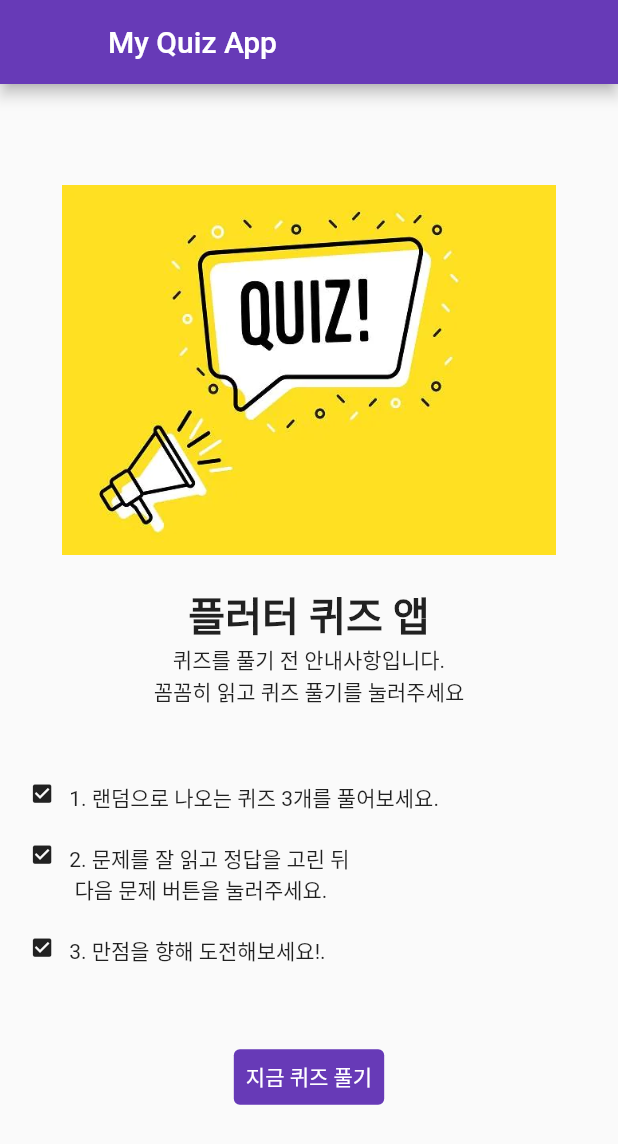
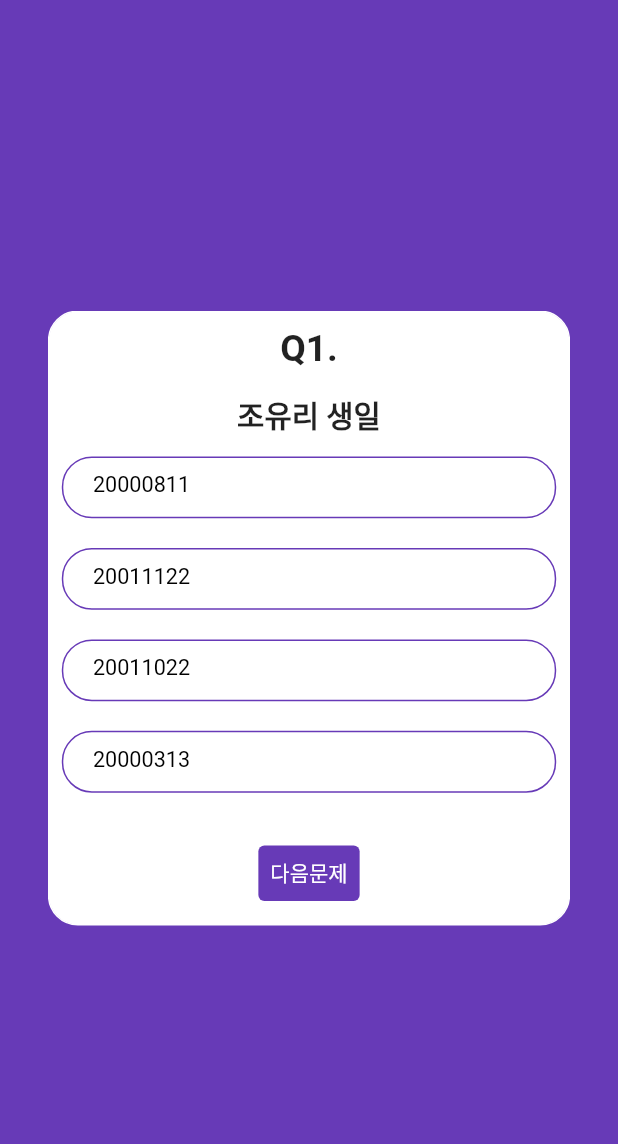
Before and after one commit to HANYOHAN0923/Quiz_Django, a Flutter app: the screen it shows after launch, after a tap on "지금 퀴즈 풀기", on a phone screen of 412 x 824 dp. Shown: the top 1144 px of the screen. Run offline on Flutter 3.47's test engine with Material 2 defaults, Android fonts, the phone set to English and light mode, and no system bars; drawn by our look-alikes of auto_size_text; our stand-ins replace flutter_swiper.

Commit message:
finish UI structure

```diff
--- /dev/null
+++ b/lib/model/quiz_model.dart
@@ -0,0 +1,13 @@
+class Quiz {
+  String title;
+  List<String>? candidates;
+  int? answer;
+
+  Quiz({required this.title, this.candidates, this.answer});
+
+  // https://pub.dev/documentation/dson/latest/dson/fromMap.html (fromMap())
+  Quiz.fromMap(Map<String, dynamic> map)
+      : title = map['title'],
+        candidates = map['candidates'],
+        answer = map['answer'];
+}
--- a/lib/screen/home_screen.dart
+++ b/lib/screen/home_screen.dart
@@ -1,4 +1,6 @@
 import 'package:flutter/material.dart';
+import 'package:quiz_app/model/quiz_model.dart';
+import 'package:quiz_app/screen/quiz_screen.dart';
 
 class HomeScreen extends StatefulWidget {
   const HomeScreen({super.key});
@@ -8,6 +10,38 @@ class HomeScreen extends StatefulWidget {
 }
 
 class _HomeScreenState extends State<HomeScreen> {
+  // HomeScreen()에서 QuizScreen()으로 넘어갈 때 Quiz 데이터를 넘겨준다. 따라서 실제 api를 호출할 영역인 _HomeScreenState 내부에 퀴즈 더미 데이터 생성
+  List<Quiz> quizs = [
+    Quiz.fromMap(
+      {
+        'title': '조유리 생일',
+        'candidates': ['20000811', '20011122', '20011022', '20000313'],
+        'answer': 2
+      },
+    ),
+    Quiz.fromMap(
+      {
+        'title': '조유리 가수 데뷔일',
+        'candidates': ['20211007', 'b', 'c', 'd'],
+        'answer': 0
+      },
+    ),
+    Quiz.fromMap(
+      {
+        'title': '조유리 배우 데뷔일',
+        'candidates': ['a', 'b', '20220722', 'd'],
+        'answer': 2
+      },
+    ),
+    Quiz.fromMap(
+      {
+        'title': '조유리 별명 중 아닌 것',
+        'candidates': ['쪼율', '쌈무', '조희지', '천재 강아지'],
+        'answer': 1
+      },
+    ),
+  ];
+
   @override
   Widget build(BuildContext context) {
     // 반응형 UI제작을 위해 MediaQuery를 사용해서 기기의 크기를 가져온다 (그 밖의 화면 로테이션 여부도 알 수 있음)
@@ -15,8 +49,11 @@ class _HomeScreenState extends State<HomeScreen> {
     double width = screensize.width;
     double height = screensize.height;
 
+    // WillPopScope() 안드로이드이 뒤로가기 버튼, 애플의 스와이프를 통한 전 페이저로 가는 동작을 방지하는 위젯
     // SafeArea() 기기의 상단 노치 바, 하단 바 영역을 침범하지 않는 영역을 잡아주는 위젯
-    return SafeArea(
+    return WillPopScope(
+      onWillPop: () async => false,
+      child: SafeArea(
         child: Scaffold(
           appBar: AppBar(
             title: Text("My Quiz App"),
@@ -69,12 +106,22 @@ class _HomeScreenState extends State<HomeScreen> {
                       style: TextButton.styleFrom(
                         backgroundColor: Colors.deepPurple,
                       ),
-                    onPressed: () {},
+                      onPressed: () {
+                        Navigator.push(
+                          context,
+                          MaterialPageRoute(
+                            builder: (context) => QuizScreen(
+                              quizs: quizs,
+                            ),
+                          ),
+                        );
+                      },
                     ),
                   ),
                 ),
               ),
             ],
+          ),
         ),
       ),
     );
--- /dev/null
+++ b/lib/screen/quiz_screen.dart
@@ -0,0 +1,181 @@
+import 'package:auto_size_text/auto_size_text.dart';
+import 'package:flutter/material.dart';
+import 'package:flutter_swiper/flutter_swiper.dart';
+import 'package:quiz_app/screen/result_screen.dart';
+import 'package:quiz_app/widget/candidates_widget.dart';
+import '../model/quiz_model.dart';
+
+class QuizScreen extends StatefulWidget {
+  List<Quiz> quizs;
+  QuizScreen({required this.quizs});
+
+  @override
+  State<QuizScreen> createState() => _QuizScreenState();
+}
+
+class _QuizScreenState extends State<QuizScreen> {
+  List<int> _answers = [
+    -1,
+    -1,
+    -1,
+    -1
+  ]; // 각 퀴즈 별 사용자의 정답을 담을 리스트 (4문제라 4개, 초기 값은 임의로 넣었음)
+  List<bool> _answerState = [
+    false,
+    false,
+    false,
+    false
+  ]; // 퀴즈 하나에 대하여 각 선택지가 선택되었는지를 bool형태로 기록하는 리스트
+  int _currentIndex = 0; // 현재 보고 있는 문제의 번호
+  SwiperController _controller = SwiperController();
+
+  @override
+  Widget build(BuildContext context) {
+    Size screenSize = MediaQuery.of(context).size;
+    double width = screenSize.width;
+    double height = screenSize.height;
+    return SafeArea(
+      child: Scaffold(
+        backgroundColor: Colors.deepPurple,
+        body: Center(
+          child: Container(
+            decoration: BoxDecoration(
+              borderRadius: BorderRadius.circular(20),
+              border: Border.all(color: Colors.deepPurple),
+            ),
+            width: width * 0.85,
+            height: height * 0.5,
+            child: Swiper(
+              controller: _controller,
+              physics: NeverScrollableScrollPhysics(/* 강제로 못  넘어감 */),
+              loop: false,
+              itemCount: widget.quizs.length,
+              itemBuilder: (BuildContext context, int index) {
+                return _buildQuizCard(widget.quizs[index], width, height);
+              },
+            ), // "flutter_swiper:" 옆으로 자연스럽게 넘어가는 스크린 구현
+          ),
+        ),
+      ),
+    );
+  }
+
+  Widget _buildQuizCard(Quiz quiz, double width, double height) {
+    return Container(
+      decoration: BoxDecoration(
+        border: Border.all(color: Colors.white),
+        borderRadius: BorderRadius.circular(20),
+        color: Colors.white,
+      ),
+      child: Column(
+        crossAxisAlignment: CrossAxisAlignment.center,
+        children: <Widget>[
+          Container(
+            padding: EdgeInsets.fromLTRB(0, width * 0.024, 0, width * 0.024),
+            child: Text(
+              'Q' + (_currentIndex + 1).toString() + ".",
+              style: TextStyle(
+                fontSize: width * 0.06,
+                fontWeight: FontWeight.bold,
+              ),
+            ),
+          ),
+          Container(
+            width: width * 0.8,
+            padding: EdgeInsets.only(top: width * 0.012),
+            child: AutoSizeText(
+              quiz.title,
+              textAlign: TextAlign.center,
+              maxLines: 2,
+              style: TextStyle(
+                fontSize: width * 0.048,
+                fontWeight: FontWeight.bold,
+              ),
+            ),
+          ),
+          Expanded(
+            child: Container(),
+          ),
+          Column(
+            children: _buildCandidates(width, quiz),
+          ),
+          Container(
+            padding: EdgeInsets.all(width * 0.024),
+            child: Center(
+              child: ButtonTheme(
+                minWidth: width * 0.5,
+                height: height * 0.05,
+                shape: RoundedRectangleBorder(
+                  borderRadius: BorderRadius.circular(10),
+                ),
+                child: TextButton(
+                  style:
+                      TextButton.styleFrom(backgroundColor: Colors.deepPurple),
+                  onPressed: _answers[_currentIndex] == -1
+                      ? null
+                      : () {
+                          if (_currentIndex == widget.quizs.length - 1) {
+                            Navigator.push(
+                              context,
+                              MaterialPageRoute(
+                                builder: (context) => ResultScreen(
+                                    answers: _answers, quizs: widget.quizs),
+                              ),
+                            );
+                          } else {
+                            _answerState = [false, false, false, false];
+                            _currentIndex += 1;
+                            _controller.next();
+                          }
+                        },
+                  child: _currentIndex == widget.quizs.length - 1
+                      ? Text(
+                          "결과보기",
+                          style: TextStyle(color: Colors.white),
+                        )
+                      : Text(
+                          "다음문제",
+                          style: TextStyle(color: Colors.white),
+                        ),
+                ),
+              ),
+            ),
+          )
+        ],
+      ),
+    );
+  }
+
+  List<Widget> _buildCandidates(double width, Quiz quiz) {
+    List<Widget> _children = [];
+    for (int i = 0; i < 4; i++) {
+      _children.add(
+        CandWidget(
+          tap: (() {
+            setState(() {
+              for (int j = 0; j < 4; j++) {
+                if (j == i) {
+                  _answerState[j] = true;
+                  _answers[_currentIndex] = j;
+                } else
+                  _answerState[j] = false;
+              }
+            });
+          }),
+          text: quiz.candidates![i],
+          index: i,
+          width: width,
+          answerState: _answerState[i],
+        ),
+      );
+      _children.add(
+        Padding(
+          padding: EdgeInsets.all(width * 0.024),
+        ),
+      );
+    }
+    return _children;
+  }
+}
+
+// flutter run --no-sound-null-safety
--- /dev/null
+++ b/lib/widget/candidates_widget.dart
@@ -0,0 +1,56 @@
+import 'package:flutter/material.dart';
+
+class CandWidget extends StatefulWidget {
+  VoidCallback tap;
+  String text;
+  int index;
+  double width;
+  bool answerState;
+
+  CandWidget({
+    required this.tap,
+    required this.text,
+    required this.index,
+    required this.width,
+    required this.answerState,
+  });
+
+  @override
+  State<CandWidget> createState() => _CandWidgetState();
+}
+
+class _CandWidgetState extends State<CandWidget> {
+  @override
+  Widget build(BuildContext context) {
+    return Container(
+      width: widget.width * 0.8,
+      height: widget.width * 0.1,
+      padding: EdgeInsets.fromLTRB(
+        widget.width * 0.048,
+        widget.width * 0.024,
+        widget.width * 0.048,
+        widget.width * 0.024,
+      ),
+      decoration: BoxDecoration(
+        borderRadius: BorderRadius.circular(20),
+        border: Border.all(color: Colors.deepPurple),
+        color: widget.answerState ? Colors.deepPurple : Colors.white,
+      ),
+      child: InkWell(
+        child: Text(
+          widget.text,
+          style: TextStyle(
+            fontSize: widget.width * 0.035,
+            color: widget.answerState ? Colors.white : Colors.black,
+          ),
+        ),
+        onTap: () {
+          setState(() {
+            widget.tap();
+            widget.answerState = !widget.answerState;
+          });
+        },
+      ),
+    );
+  }
+}
--- a/pubspec.yaml
+++ b/pubspec.yaml
@@ -36,6 +36,8 @@ dependencies:
   # The following adds the Cupertino Icons font to your application.
   # Use with the CupertinoIcons class for iOS style icons.
   cupertino_icons: ^1.0.2
+  flutter_swiper:
+  auto_size_text:
 
 dev_dependencies:
   flutter_test:
```
Also changed, not shown: lib/screen/result_screen.dart (added, +138 -0 lines), pubspec.lock. Lines whose indentation alone changed are shown as unchanged.
